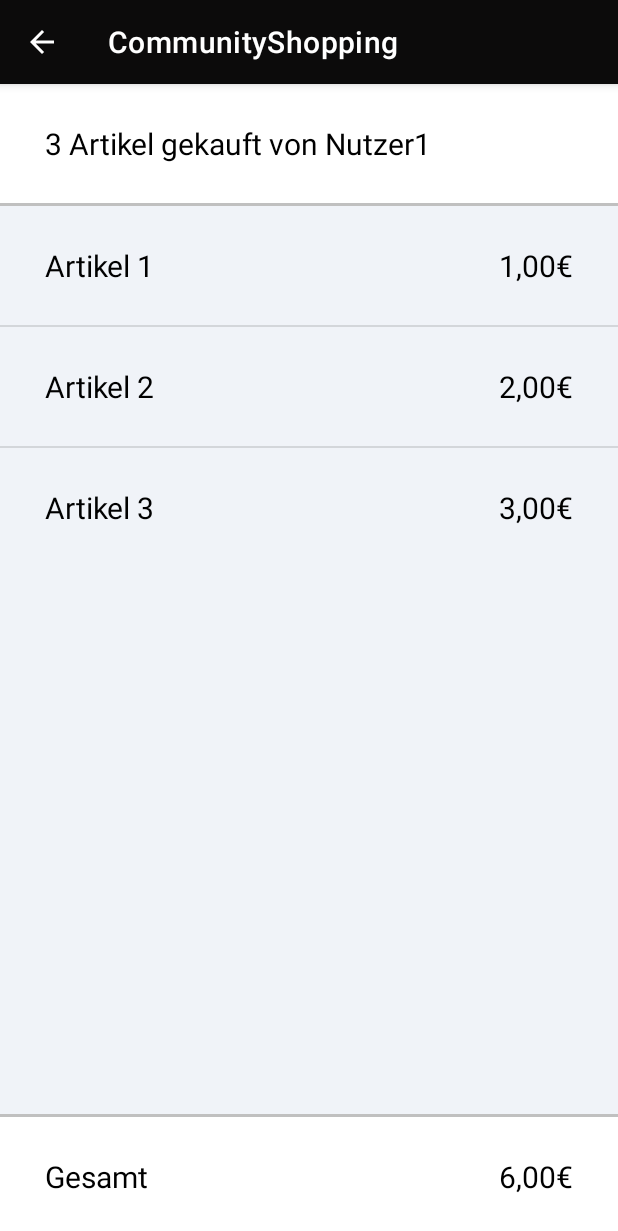
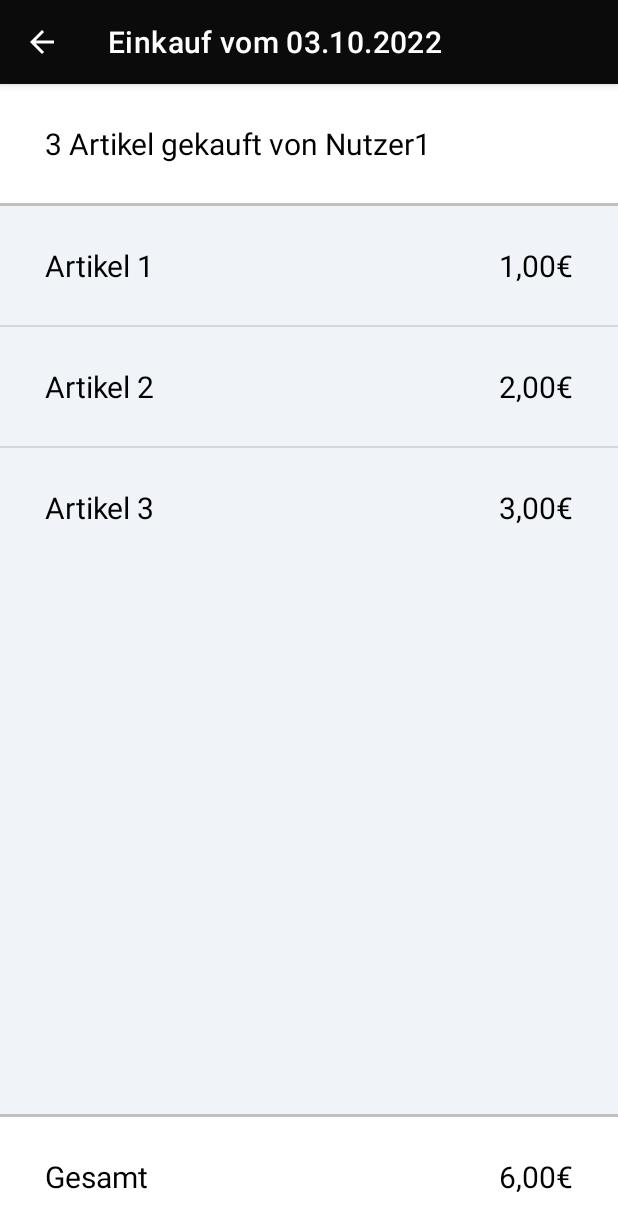
Before and after one commit to Faroesne/wg-shopping, an Android app: the DashboardFragment screen opened through its navigation route, after a tap on "Einkauf vom 03.10.2022", on a phone screen of 412 x 824 dp. Shown: the top 1231 px of the screen. Run offline under Robolectric (Android 15) with nearby library versions, the phone set to English and light mode, and no system bars; our stand-ins replace navigation-ui.

Commit message:
fixed naming removed comments

```diff
--- a/app/src/main/java/com/example/communityshopping/Archive.kt
+++ b/app/src/main/java/com/example/communityshopping/Archive.kt
@@ -1,5 +1,5 @@
 package com.example.communityshopping
 
-class Archive (var title : String, var info : String, var items: ArrayList<Item>) : java.io.Serializable{
+class Archive (var title : String, var info : String, var archiveItems: ArrayList<archiveItem>) : java.io.Serializable{
 
 }
--- a/app/src/main/java/com/example/communityshopping/ArchiveActivity.kt
+++ b/app/src/main/java/com/example/communityshopping/ArchiveActivity.kt
@@ -1,14 +1,7 @@
 package com.example.communityshopping
 
-import android.R
 import android.os.Bundle
-import android.view.LayoutInflater
 import android.view.MenuItem
-import android.view.View
-import android.widget.ArrayAdapter
-import android.widget.ListView
-import android.widget.TextView
-import android.widget.Toast
 import androidx.appcompat.app.AppCompatActivity
 import com.example.communityshopping.databinding.ActivityArchiveBinding
 import java.util.*
@@ -29,21 +22,18 @@ class ArchiveActivity : AppCompatActivity() {
         val archiveArrayList = intent.getSerializableExtra("archiveArrayList") as ArrayList<Archive>
         val position = intent.getIntExtra("position", 0)
 
-        setTitle(title)
+        setTitle(archiveArrayList[position].title)
         binding.infoArchive.text = archiveArrayList[position].info
 
         var fullPrice = 0.0
-        for (i in archiveArrayList[position].items.indices) {
-            fullPrice += archiveArrayList[position].items[i].price
+        for (i in archiveArrayList[position].archiveItems.indices) {
+            fullPrice += archiveArrayList[position].archiveItems[i].price
         }
         binding.archiveFullPrice.text = "%,.2f".format(Locale.GERMAN, fullPrice) + "€"
 
         if (archiveArrayList != null) {
-            binding.archiveArticles.adapter = ArchiveDetailAdapter(this, archiveArrayList[position].items)
+            binding.archiveArticles.adapter = ArchiveDetailAdapter(this, archiveArrayList[position].archiveItems)
         }
-
-        //binding.itemsArchive.text = items
-        //binding.pricesArchive.text = prices
     }
 
     override fun onOptionsItemSelected(item: MenuItem): Boolean {
--- a/app/src/main/java/com/example/communityshopping/ArchiveDetailAdapter.kt
+++ b/app/src/main/java/com/example/communityshopping/ArchiveDetailAdapter.kt
@@ -10,7 +10,7 @@ import java.util.*
 import kotlin.collections.ArrayList
 
 class ArchiveDetailAdapter(private val context : Activity,
-                           private val arrayList: ArrayList<Item>) : ArrayAdapter<Item>(context, R.layout.archivearticles_card, arrayList) {
+                           private val arrayList: ArrayList<archiveItem>) : ArrayAdapter<archiveItem>(context, R.layout.archivearticles_card, arrayList) {
     override fun getView(position: Int, convertView: View?, parent: ViewGroup): View {
 
         val inflater : LayoutInflater = LayoutInflater.from(context)
@@ -19,25 +19,8 @@ class ArchiveDetailAdapter(private val context : Activity,
         val product : TextView = view.findViewById(R.id.archive_product)
         val price : TextView = view.findViewById(R.id.archive_price)
 
-        /*val items = arrayOf(
-            arrayOf("Artikel 1", "Artikel 2", "Artikel 3"),
-            arrayOf("Artikel 1", "Artikel 2"),
-            arrayOf("Artikel 1", "Artikel 2", "Artikel 3", "Artikel 4"),
-            arrayOf("Artikel 1")
-        )
-
-        val prices = arrayOf(
-            arrayOf("1,00€", "2,00€", "3,00€"),
-            arrayOf("2,00€", "1,00€"),
-            arrayOf("4,00€", "3,00€", "2,00€", "1,00€"),
-            arrayOf("5,00€")
-        )*/
-
         product.text = arrayList[position].articleName
         price.text = "%,.2f".format(Locale.GERMAN, arrayList[position].price) + "€"
-
-        /*product.text = items[position][0]
-        price.text = prices[position][0]*/
 
         return view
     }
--- a/app/src/main/java/com/example/communityshopping/Item.kt
+++ /dev/null
@@ -1,5 +0,0 @@
-package com.example.communityshopping
-
-class Item(var articleName: String, var price: Double) : java.io.Serializable {
-
-}
--- a/app/src/main/java/com/example/communityshopping/MainActivity.kt
+++ b/app/src/main/java/com/example/communityshopping/MainActivity.kt
@@ -1,15 +1,6 @@
 package com.example.communityshopping
 
-import android.app.AlertDialog
-import android.content.Intent
 import android.os.Bundle
-import android.view.View
-import android.widget.Button
-import android.widget.CheckBox
-import android.widget.EditText
-import android.widget.ImageButton
-import android.widget.LinearLayout
-import android.widget.TextView
 import androidx.appcompat.app.AppCompatActivity
 import androidx.navigation.findNavController
 import androidx.navigation.ui.AppBarConfiguration
@@ -17,16 +8,9 @@ import androidx.navigation.ui.setupActionBarWithNavController
 import androidx.navigation.ui.setupWithNavController
 import com.example.communityshopping.databinding.ActivityMainBinding
 import com.google.android.material.bottomnavigation.BottomNavigationView
-import com.google.android.material.floatingactionbutton.FloatingActionButton
 
 
 class MainActivity : AppCompatActivity() {
-    /*lateinit var add: ImageButton;
-    lateinit var btnDelete: ImageButton;
-    lateinit var btnSubmit: Button;
-    var itemList = arrayListOf<View>()
-    var dialog: AlertDialog? = null
-    var layout: LinearLayout? = null*/
     private lateinit var binding: ActivityMainBinding
 
     override fun onCreate(savedInstanceState: Bundle?) {
@@ -34,14 +18,6 @@ class MainActivity : AppCompatActivity() {
 
         binding = ActivityMainBinding.inflate(layoutInflater)
         setContentView(binding.root)
-        /*add = findViewById(R.id.btn_addItem)
-        btnDelete = findViewById(R.id.btn_delete)
-        btnSubmit = findViewById(R.id.btn_submit)
-        layout = findViewById(R.id.containerList)
-        buildDialog();
-        add.setOnClickListener({ dialog!!.show() })
-        btnDelete.setOnClickListener({ removeItems() })
-        btnSubmit.setOnClickListener({ submitItems() })*/
         val navView: BottomNavigationView = binding.navView
 
         val navController = findNavController(R.id.nav_host_fragment_activity_main)
@@ -52,40 +28,4 @@ class MainActivity : AppCompatActivity() {
         setupActionBarWithNavController(navController, appBarConfiguration)
         navView.setupWithNavController(navController)
     }
-
-    /*private fun buildDialog() {
-        val builder = AlertDialog.Builder(this)
-        val view: View = layoutInflater.inflate(R.layout.dialog, null)
-        val name = view.findViewById<EditText>(R.id.nameEdit)
-        builder.setView(view)
-        builder.setTitle("Enter article")
-            .setPositiveButton(
-                "OK"
-            ) { dialog, which -> addCard(name.text.toString()) }
-            .setNegativeButton(
-                "Cancel"
-            ) { dialog, which -> }
-        dialog = builder.create()
-    }
-
-    private fun addCard(name: String) {
-        val view: View = layoutInflater.inflate(R.layout.card, null)
-        val nameView: TextView = view.findViewById(R.id.name)
-        nameView.text = name
-        itemList.add(view)
-        layout!!.addView(view)
-    }
-
-    private fun removeItems(){
-        val iterator = itemList.iterator()
-        for(item in iterator){
-            if(item.findViewById<CheckBox>(R.id.checkbox).isChecked){
-                layout!!.removeView(item)
-                iterator.remove()
-            }
-        }
-    }
-    private fun submitItems(){
-        startActivity(Intent(this, TotalPriceActivity::class.java))
-    }*/
 }
--- /dev/null
+++ b/app/src/main/java/com/example/communityshopping/archiveItem.kt
@@ -0,0 +1,5 @@
+package com.example.communityshopping
+
+class archiveItem(var articleName: String, var price: Double) : java.io.Serializable {
+
+}
--- a/app/src/main/java/com/example/communityshopping/ui/dashboard/DashboardFragment.kt
+++ b/app/src/main/java/com/example/communityshopping/ui/dashboard/DashboardFragment.kt
@@ -10,7 +10,7 @@ import androidx.lifecycle.ViewModelProvider
 import com.example.communityshopping.Archive
 import com.example.communityshopping.ArchiveActivity
 import com.example.communityshopping.ArchiveAdapter
-import com.example.communityshopping.Item
+import com.example.communityshopping.archiveItem
 import com.example.communityshopping.databinding.FragmentDashboardBinding
 
 class DashboardFragment : Fragment() {
@@ -65,11 +65,11 @@ class DashboardFragment : Fragment() {
         archiveArrayList = ArrayList()
 
         for (i in title.indices){
-            val itemsList : ArrayList<Item> = ArrayList()
+            val itemsList : ArrayList<archiveItem> = ArrayList()
             for (a in items[i].indices) {
                 val itemsTemp = items[i][a]
                 val pricesTemp = prices[i][a]
-                itemsList.add(Item(itemsTemp, pricesTemp))
+                itemsList.add(archiveItem(itemsTemp, pricesTemp))
             }
             val archive = Archive(title[i], info[i], itemsList)
             archiveArrayList.add(archive)
--- a/app/src/main/java/com/example/communityshopping/ui/home/HomeFragment.kt
+++ b/app/src/main/java/com/example/communityshopping/ui/home/HomeFragment.kt
@@ -8,7 +8,6 @@ import android.view.View
 import android.view.ViewGroup
 import android.widget.*
 import androidx.fragment.app.Fragment
-import androidx.lifecycle.Observer
 import androidx.lifecycle.ViewModelProvider
 import com.example.communityshopping.R
 import com.example.communityshopping.TotalPriceActivity
@@ -54,7 +53,6 @@ class HomeFragment : Fragment() {
 
     private fun buildDialog(view: View = layoutInflater.inflate(R.layout.dialog, null)) {
         val builder = AlertDialog.Builder(view.getContext())
-        /*val view: View = layoutInflater.inflate(R.layout.dialog, null)*/
         val name = view.findViewById<EditText>(R.id.nameEdit)
         builder.setView(view)
         builder.setTitle("Enter article")
--- a/build.gradle
+++ b/build.gradle
@@ -5,7 +5,7 @@ buildscript {
         mavenCentral()
     }
     dependencies {
-        classpath 'com.android.tools.build:gradle:7.2.2'
+        classpath 'com.android.tools.build:gradle:7.3.1'
         classpath 'org.jetbrains.kotlin:kotlin-gradle-plugin:1.5.21'
 
         // NOTE: Do not place your application dependencies here; they belong
```
